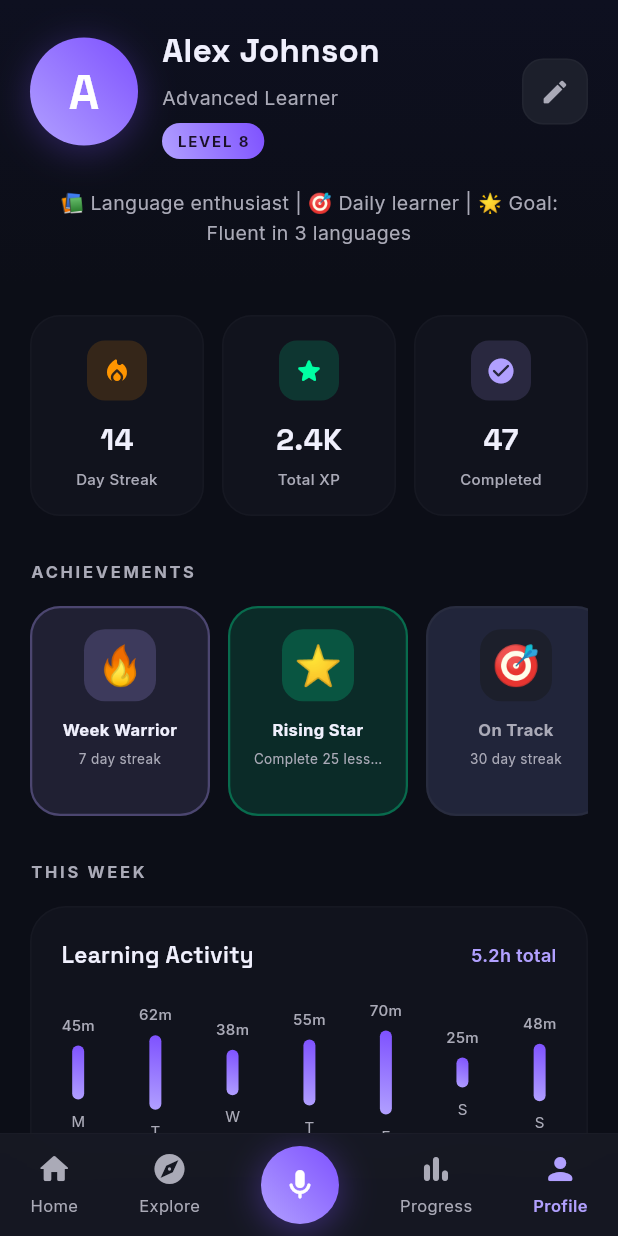
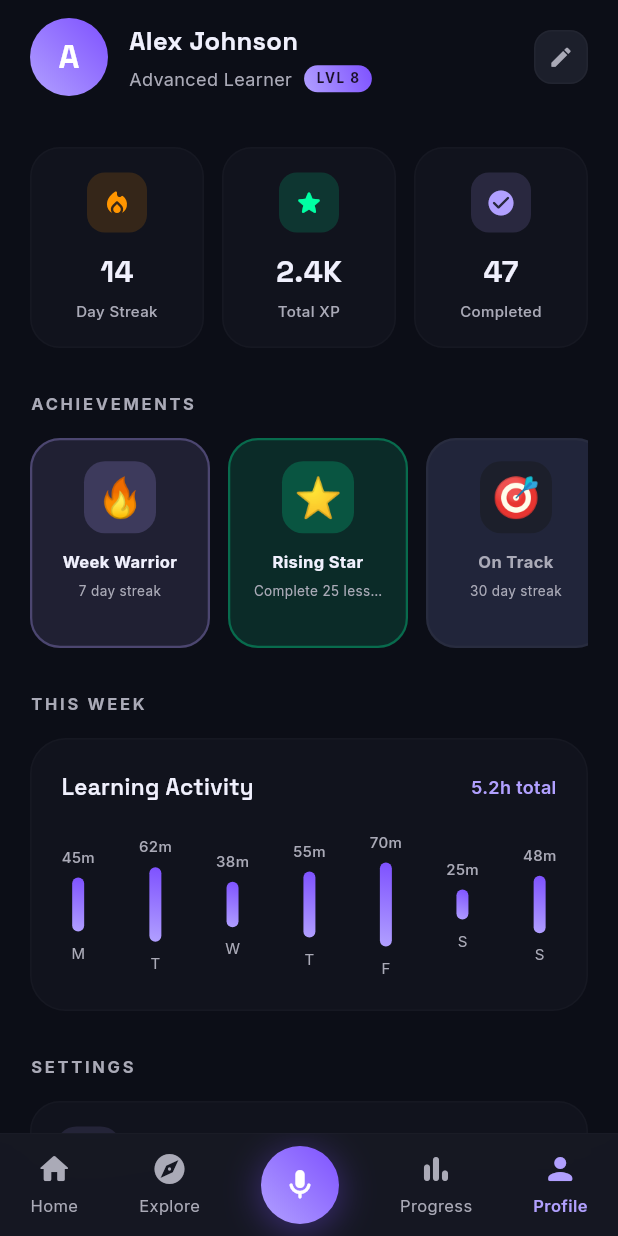
Before and after one commit to lmentrix/modern_learner, a Flutter app: the ProfilePage screen opened by its route, on a phone screen of 412 x 824 dp. Run offline on Flutter 3.47's test engine with Material 3 defaults, Android fonts, the phone set to English and light mode, and no system bars; our stand-ins replace dartz, dio, equatable, flutter_bloc, flutter_dotenv, flutter_secure_storage and 7 more; accounts and stored records are empty.

Commit message:
made the profile displayer in profile page smaller

```diff
--- a/lib/features/profile/presentation/pages/profile_page.dart
+++ b/lib/features/profile/presentation/pages/profile_page.dart
@@ -956,44 +956,28 @@ class _ProfilePageState extends State<ProfilePage> {
 
   Widget _buildHeader() {
     return Container(
-      padding: const EdgeInsets.fromLTRB(20, 16, 20, 24),
-      decoration: const BoxDecoration(
-        gradient: LinearGradient(
-          begin: Alignment.topCenter,
-          end: Alignment.bottomCenter,
-          colors: [Color(0xFF0E1020), AppColors.surface],
-        ),
-      ),
-      child: Column(
-        children: [
-          Row(
+      padding: const EdgeInsets.fromLTRB(20, 12, 20, 14),
+      child: Row(
         children: [
           Container(
-                width: 72,
-                height: 72,
+            width: 52,
+            height: 52,
             decoration: BoxDecoration(
               gradient: AppColors.primaryGradient,
               shape: BoxShape.circle,
-                  boxShadow: [
-                    BoxShadow(
-                      color: AppColors.primaryDim.withValues(alpha: 0.3),
-                      blurRadius: 20,
-                      offset: const Offset(0, 4),
-                    ),
-                  ],
             ),
             child: Center(
               child: Text(
                 'A',
                 style: GoogleFonts.spaceGrotesk(
-                      fontSize: 32,
+                  fontSize: 22,
                   fontWeight: FontWeight.w700,
                   color: Colors.white,
                 ),
               ),
             ),
           ),
-              const SizedBox(width: 16),
+          const SizedBox(width: 14),
           Expanded(
             child: Column(
               crossAxisAlignment: CrossAxisAlignment.start,
@@ -1001,36 +985,40 @@ class _ProfilePageState extends State<ProfilePage> {
                 Text(
                   'Alex Johnson',
                   style: GoogleFonts.spaceGrotesk(
-                        fontSize: 22,
+                    fontSize: 17,
                     fontWeight: FontWeight.w700,
                     color: AppColors.onSurface,
                   ),
                 ),
-                    const SizedBox(height: 4),
+                const SizedBox(height: 2),
+                Row(
+                  children: [
                     Text(
                       'Advanced Learner',
                       style: GoogleFonts.inter(
-                        fontSize: 13,
-                        color: AppColors.onSurfaceVariant,
-                      ),
-                    ),
-                    const SizedBox(height: 6),
+                        fontSize: 12,
+                        color: AppColors.onSurfaceVariant,
+                      ),
+                    ),
+                    const SizedBox(width: 8),
                     Container(
                       padding: const EdgeInsets.symmetric(
-                          horizontal: 10, vertical: 4),
+                          horizontal: 8, vertical: 2),
                       decoration: BoxDecoration(
                         gradient: AppColors.primaryGradient,
                         borderRadius: BorderRadius.circular(100),
                       ),
                       child: Text(
-                        'LEVEL 8',
-                        style: GoogleFonts.inter(
-                          fontSize: 10,
+                        'LVL 8',
+                        style: GoogleFonts.inter(
+                          fontSize: 9,
                           fontWeight: FontWeight.w700,
                           color: const Color(0xFF1A1028),
-                          letterSpacing: 1.2,
-                        ),
-                      ),
+                          letterSpacing: 1.0,
+                        ),
+                      ),
+                    ),
+                  ],
                 ),
               ],
             ),
@@ -1038,11 +1026,11 @@ class _ProfilePageState extends State<ProfilePage> {
           GestureDetector(
             onTap: _showAccountSheet,
             child: Container(
-                  width: 44,
-                  height: 44,
+              width: 36,
+              height: 36,
               decoration: BoxDecoration(
                 color: AppColors.surfaceContainerHigh,
-                    borderRadius: BorderRadius.circular(14),
+                borderRadius: BorderRadius.circular(12),
                 border: Border.all(
                   color: AppColors.outlineVariant.withValues(alpha: 0.15),
                 ),
@@ -1050,21 +1038,9 @@ class _ProfilePageState extends State<ProfilePage> {
               child: const Icon(
                 Icons.edit_rounded,
                 color: AppColors.onSurfaceVariant,
-                    size: 20,
-                  ),
-                ),
-              ),
-            ],
-          ),
-          const SizedBox(height: 20),
-          Text(
-            '📚 Language enthusiast | 🎯 Daily learner | 🌟 Goal: Fluent in 3 languages',
-            style: GoogleFonts.inter(
-              fontSize: 13,
-              color: AppColors.onSurfaceVariant,
-              height: 1.5,
-            ),
-            textAlign: TextAlign.center,
+                size: 17,
+              ),
+            ),
           ),
         ],
       ),
```
Lines whose indentation alone changed are shown as unchanged.
